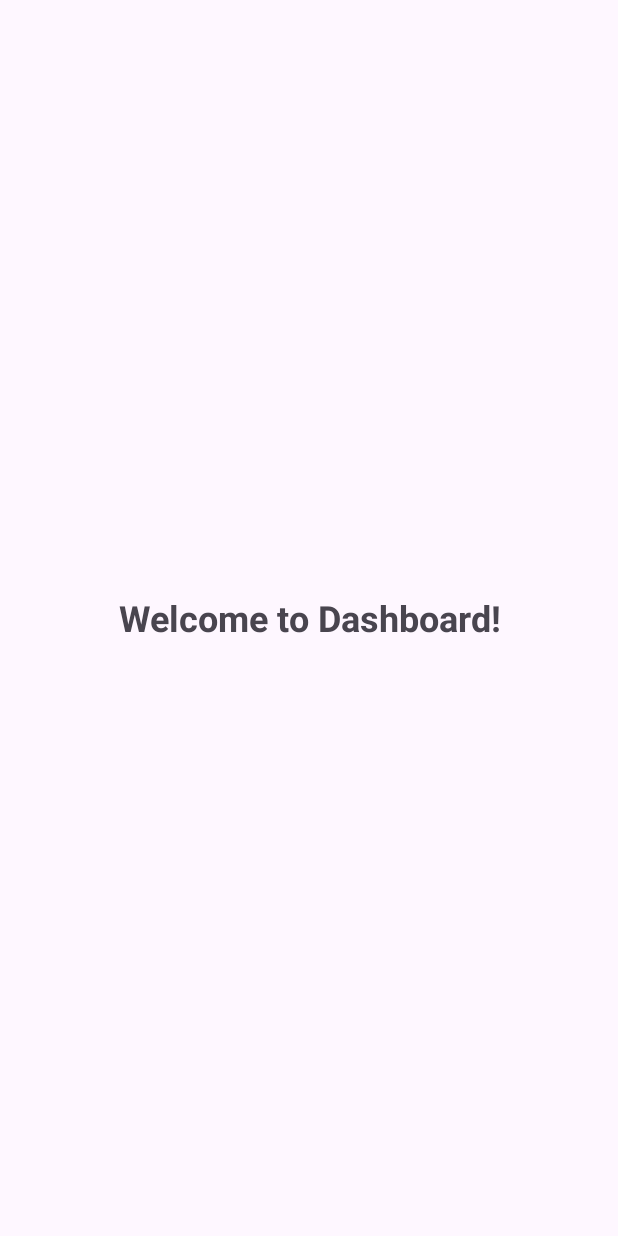
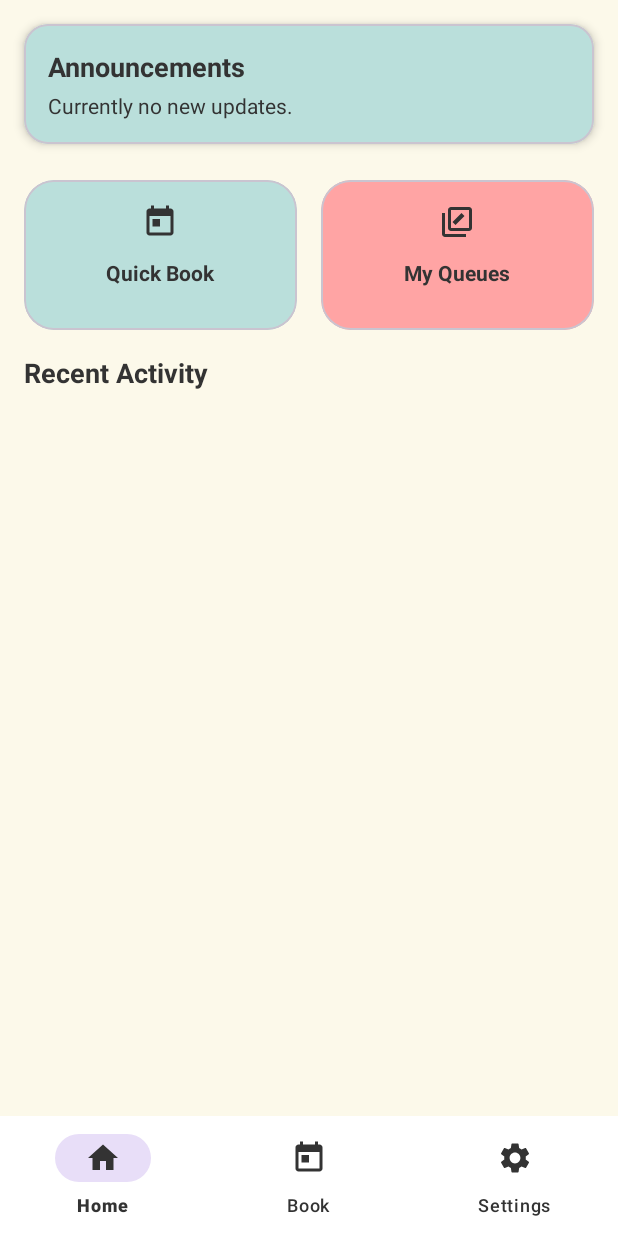
Before and after one commit to boslqx/SmartQueue, an Android app: the screen it shows after launch once a user with an empty profile is signed in (DashboardActivity), on a phone screen of 412 x 824 dp. Run offline under Robolectric (Android 15) with nearby library versions, the phone set to English and light mode, and no system bars; our stand-ins replace Firebase (no records; nobody signed in at launch, a user with empty details on screens opened directly).

Commit message:
implement basic dashboard layout

```diff
--- /dev/null
+++ b/app/src/main/res/drawable/ic_calendar.xml
@@ -0,0 +1,9 @@
+<vector xmlns:android="http://schemas.android.com/apk/res/android"
+    android:width="24dp"
+    android:height="24dp"
+    android:viewportWidth="24"
+    android:viewportHeight="24">
+    <path
+        android:fillColor="@android:color/white"
+        android:pathData="M19,3h-1L18,1h-2v2L8,3L8,1L6,1v2L5,3c-1.1,0 -2,0.9 -2,2v14c0,1.1 0.9,2 2,2h14c1.1,0 2,-0.9 2,-2L21,5c0,-1.1 -0.9,-2 -2,-2zM19,19L5,19L5,8h14v11zM7,10h5v5L7,15z"/>
+</vector>
--- /dev/null
+++ b/app/src/main/res/drawable/ic_home.xml
@@ -0,0 +1,9 @@
+<vector xmlns:android="http://schemas.android.com/apk/res/android"
+    android:width="24dp"
+    android:height="24dp"
+    android:viewportWidth="24"
+    android:viewportHeight="24">
+    <path
+        android:fillColor="@android:color/white"
+        android:pathData="M10,20v-6h4v6h5v-8h3L12,3 2,12h3v8z"/>
+</vector>
--- /dev/null
+++ b/app/src/main/res/drawable/ic_queue.xml
@@ -0,0 +1,10 @@
+<vector xmlns:android="http://schemas.android.com/apk/res/android"
+    android:width="24dp"
+    android:height="24dp"
+    android:viewportWidth="24"
+    android:viewportHeight="24"
+    android:tint="#333333">
+    <path
+        android:fillColor="@android:color/white"
+        android:pathData="M4,6L2,6v14c0,1.1 0.9,2 2,2h14v-2L4,20L4,6zM20,2L8,2c-1.1,0 -2,0.9 -2,2v12c0,1.1 0.9,2 2,2h12c1.1,0 2,-0.9 2,-2L22,4c0,-1.1 -0.9,-2 -2,-2zM20,16L8,16L8,4h12v12zM15,6l-6,6l2,2l6,-6z"/>
+</vector>
--- /dev/null
+++ b/app/src/main/res/drawable/ic_settings.xml
@@ -0,0 +1,9 @@
+<vector xmlns:android="http://schemas.android.com/apk/res/android"
+    android:width="24dp"
+    android:height="24dp"
+    android:viewportWidth="24"
+    android:viewportHeight="24">
+    <path
+        android:fillColor="@android:color/white"
+        android:pathData="M19.14,12.94c0.04,-0.3 0.06,-0.61 0.06,-0.94c0,-0.32 -0.02,-0.64 -0.07,-0.94l2.03,-1.58c0.18,-0.14 0.23,-0.41 0.12,-0.61l-1.92,-3.32c-0.12,-0.22 -0.37,-0.29 -0.59,-0.22l-2.39,0.96c-0.5,-0.38 -1.03,-0.7 -1.62,-0.94L14.4,2.81c-0.04,-0.24 -0.24,-0.41 -0.48,-0.41h-3.84c-0.24,0 -0.43,0.17 -0.47,0.41L9.25,5.35C8.66,5.59 8.12,5.92 7.63,6.29L5.24,5.33c-0.22,-0.08 -0.47,0 -0.59,0.22L2.74,8.87C2.62,9.08 2.66,9.34 2.86,9.48l2.03,1.58C4.84,11.36 4.82,11.69 4.82,12s0.02,0.64 0.07,0.94l-2.03,1.58c-0.18,0.14 -0.23,0.41 -0.12,0.61l1.92,3.32c0.12,0.22 0.37,0.29 0.59,0.22l2.39,-0.96c0.5,0.38 1.03,0.7 1.62,0.94l0.36,2.54c0.05,0.24 0.24,0.41 0.48,0.41h3.84c0.24,0 0.44,-0.17 0.47,-0.41l0.36,-2.54c0.59,-0.24 1.13,-0.56 1.62,-0.94l2.39,0.96c0.22,0.08 0.47,0 0.59,-0.22l1.92,-3.32c0.12,-0.22 0.07,-0.47 -0.12,-0.61L19.14,12.94zM12,15.6c-1.98,0 -3.6,-1.62 -3.6,-3.6s1.62,-3.6 3.6,-3.6s3.6,1.62 3.6,3.6S13.98,15.6 12,15.6z"/>
+</vector>
--- a/app/src/main/res/layout/dashboard_activity.xml
+++ b/app/src/main/res/layout/dashboard_activity.xml
@@ -1,17 +1,133 @@
 <?xml version="1.0" encoding="utf-8"?>
 <LinearLayout xmlns:android="http://schemas.android.com/apk/res/android"
+    xmlns:app="http://schemas.android.com/apk/res-auto"
+    xmlns:tools="http://schemas.android.com/tools"
     android:layout_width="match_parent"
     android:layout_height="match_parent"
-    android:gravity="center"
     android:orientation="vertical"
-    android:padding="24dp">
+    android:background="#FCF9EA"
+    tools:context=".DashboardActivity">
 
+    <!-- Announcement Section -->
+    <com.google.android.material.card.MaterialCardView
+        android:layout_width="match_parent"
+        android:layout_height="wrap_content"
+        android:layout_margin="16dp"
+        app:cardCornerRadius="16dp"
+        app:cardElevation="4dp"
+        app:cardBackgroundColor="#BADFDB">
+
+        <LinearLayout
+            android:layout_width="match_parent"
+            android:layout_height="wrap_content"
+            android:orientation="vertical"
+            android:padding="16dp">
+
+            <TextView
+                android:id="@+id/tvAnnouncementTitle"
+                android:layout_width="wrap_content"
+                android:layout_height="wrap_content"
+                android:text="@string/announcements"
+                android:textColor="#333333"
+                android:textStyle="bold"
+                android:textSize="18sp" />
+
+            <TextView
+                android:id="@+id/tvAnnouncementMessage"
+                android:layout_width="wrap_content"
+                android:layout_height="wrap_content"
+                android:layout_marginTop="4dp"
+                android:text="@string/no_updates"
+                android:textColor="#333333"
+                android:textSize="14sp" />
+        </LinearLayout>
+    </com.google.android.material.card.MaterialCardView>
+
+    <!-- Quick Navigate Section -->
+    <LinearLayout
+        android:layout_width="match_parent"
+        android:layout_height="wrap_content"
+        android:orientation="horizontal"
+        android:gravity="center"
+        android:layout_marginHorizontal="16dp"
+        android:layout_marginTop="8dp"
+        android:weightSum="2">
+
+        <!-- Quick Book Button - Simplified with compound drawable -->
+        <com.google.android.material.card.MaterialCardView
+            android:id="@+id/btnQuickBook"
+            android:layout_width="0dp"
+            android:layout_height="100dp"
+            android:layout_weight="1"
+            android:layout_marginEnd="8dp"
+            app:cardBackgroundColor="#BADFDB"
+            app:cardCornerRadius="20dp"
+            android:clickable="true"
+            android:focusable="true">
+
+            <TextView
+                android:layout_width="match_parent"
+                android:layout_height="match_parent"
+                android:gravity="center"
+                android:text="@string/quick_book"
+                android:textColor="#333333"
+                android:textStyle="bold"
+                app:drawableTopCompat="@drawable/ic_calendar"
+                app:drawableTint="#333333"
+                android:padding="16dp" />
+        </com.google.android.material.card.MaterialCardView>
+
+        <!-- My Queues Button - Simplified with compound drawable -->
+        <com.google.android.material.card.MaterialCardView
+            android:id="@+id/btnMyQueues"
+            android:layout_width="0dp"
+            android:layout_height="100dp"
+            android:layout_weight="1"
+            android:layout_marginStart="8dp"
+            app:cardBackgroundColor="#FFA4A4"
+            app:cardCornerRadius="20dp"
+            android:clickable="true"
+            android:focusable="true">
+
+            <TextView
+                android:layout_width="match_parent"
+                android:layout_height="match_parent"
+                android:gravity="center"
+                android:text="@string/my_queues"
+                android:textColor="#333333"
+                android:textStyle="bold"
+                app:drawableTopCompat="@drawable/ic_queue"
+                app:drawableTint="#333333"
+                android:padding="16dp" />
+        </com.google.android.material.card.MaterialCardView>
+    </LinearLayout>
+
+    <!-- Recent Activity Section -->
     <TextView
-        android:layout_width="wrap_content"
+        android:layout_width="match_parent"
         android:layout_height="wrap_content"
-        android:text="@string/welcome_dashboard"
-        android:textSize="24sp"
+        android:text="@string/recent_activity"
+        android:textSize="18sp"
         android:textStyle="bold"
-        android:gravity="center" />
+        android:textColor="#333333"
+        android:layout_margin="16dp" />
 
+    <androidx.recyclerview.widget.RecyclerView
+        android:id="@+id/recyclerRecent"
+        android:layout_width="match_parent"
+        android:layout_height="257dp"
+        android:layout_marginHorizontal="16dp"
+        android:layout_weight="1"
+        android:clipToPadding="false"
+        android:paddingBottom="80dp" />
+
+    <!-- Bottom Navigation -->
+    <com.google.android.material.bottomnavigation.BottomNavigationView
+        android:id="@+id/bottomNav"
+        android:layout_width="match_parent"
+        android:layout_height="wrap_content"
+        android:background="@android:color/white"
+        app:itemIconTint="@color/nav_item_color"
+        app:itemTextColor="@color/nav_item_color"
+        app:menu="@menu/bottom_nav_menu" />
 </LinearLayout>
--- /dev/null
+++ b/app/src/main/res/menu/bottom_nav_menu.xml
@@ -0,0 +1,15 @@
+<?xml version="1.0" encoding="utf-8"?>
+<menu xmlns:android="http://schemas.android.com/apk/res/android">
+    <item
+        android:id="@+id/nav_home"
+        android:icon="@drawable/ic_home"
+        android:title="@string/home" />
+    <item
+        android:id="@+id/nav_book"
+        android:icon="@drawable/ic_calendar"
+        android:title="@string/book" />
+    <item
+        android:id="@+id/nav_settings"
+        android:icon="@drawable/ic_settings"
+        android:title="@string/settings" />
+</menu>
--- a/app/src/main/res/values/colors.xml
+++ b/app/src/main/res/values/colors.xml
@@ -2,4 +2,5 @@
 <resources>
     <color name="black">#FF000000</color>
     <color name="white">#FFFFFFFF</color>
+    <color name="nav_item_color">#333333</color>
 </resources>
--- a/app/src/main/res/values/strings.xml
+++ b/app/src/main/res/values/strings.xml
@@ -27,7 +27,16 @@
     <string name="continue_to_app">Continue to App</string>
 
     <!-- Dashboard -->
-    <string name="welcome_dashboard">Welcome to Dashboard!</string>
+    <string name="announcements">Announcements</string>
+    <string name="no_updates">Currently no new updates.</string>
+    <string name="quick_book">Quick Book</string>
+    <string name="my_queues">My Queues</string>
+    <string name="recent_activity">Recent Activity</string>
+    <string name="quick_book_icon">Quick book icon</string>
+    <string name="my_queues_icon">My queues icon</string>
+    <string name="home">Home</string>
+    <string name="book">Book</string>
+    <string name="settings">Settings</string>
 
     <!-- Login -->
     <string name="welcome_back">Welcome Back!</string>
```
